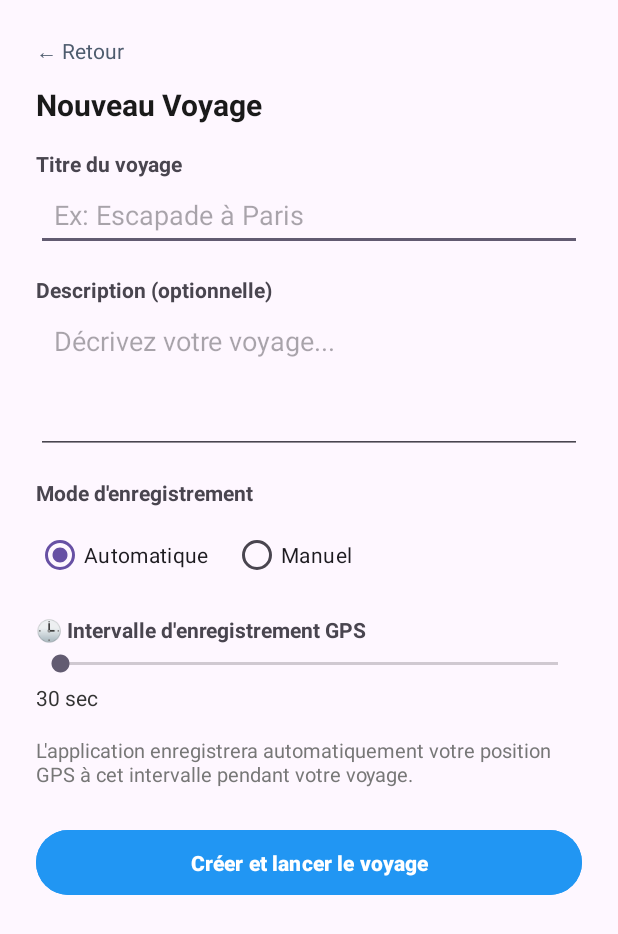
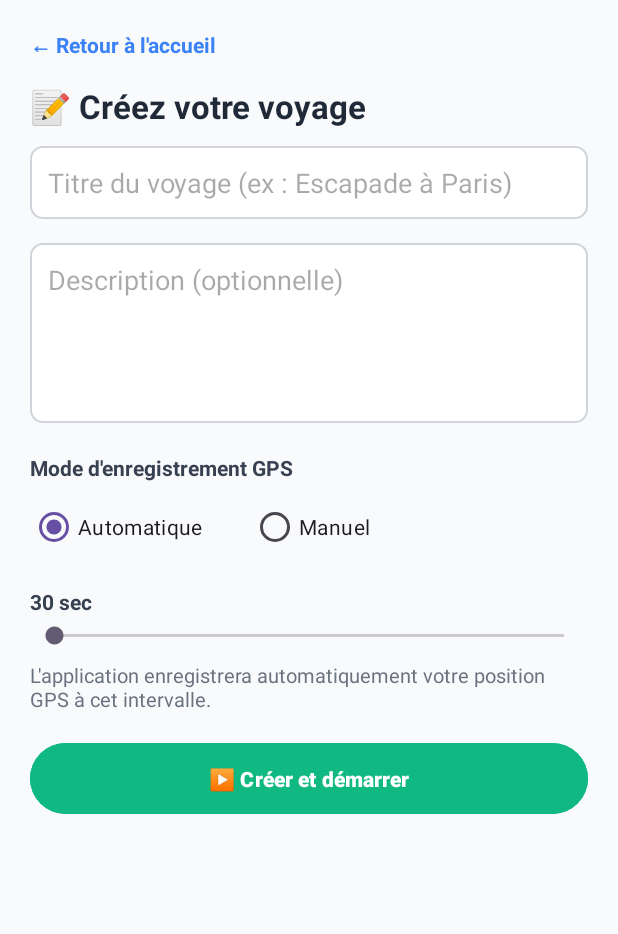
Before and after one commit to LahyaniAicah/Carnet_de_voyage, an Android app: the VoyageActivity screen opened directly, with no data from a screen before it, on a phone screen of 412 x 824 dp. Shown: the top 934 px of the screen. Run offline under Robolectric (Android 15) with nearby library versions, the phone set to English and light mode, and no system bars; our stand-ins replace Firebase (no records; nobody signed in at launch, a user with empty details on screens opened directly).

```diff
--- a/app/src/main/java/fr/upjv/carnet_de_voyage/controllers/VoyageController.java
+++ b/app/src/main/java/fr/upjv/carnet_de_voyage/controllers/VoyageController.java
@@ -24,7 +24,8 @@ public class VoyageController {
         db = FirebaseFirestore.getInstance();
     }
 
-    public void addVoyage(Voyage voyage, Context context, java.util.function.Consumer<String> onIdGenerated) {
+    public void addVoyage(Voyage voyage,String userEmail, Context context, java.util.function.Consumer<String> onIdGenerated) {
+        voyage.setUser(userEmail);
         db.collection("voyages")
                 .add(voyage)
                 .addOnSuccessListener(documentReference -> {
--- a/app/src/main/java/fr/upjv/carnet_de_voyage/views/MainActivity.java
+++ b/app/src/main/java/fr/upjv/carnet_de_voyage/views/MainActivity.java
@@ -36,6 +36,12 @@ public class MainActivity extends AppCompatActivity {
             startActivity(intent);
         });
 
+        Button btnVoyagesUtilisateurs = findViewById(R.id.btnVoirVoyagesUtilisateurs);
+        btnVoyagesUtilisateurs.setOnClickListener(v -> {
+            Intent intent = new Intent(this, ListeUtilisateursActivity.class);
+            startActivity(intent);
+        });
+
         recyclerView = findViewById(R.id.recyclerVoyages);
         recyclerView.setLayoutManager(new LinearLayoutManager(this));
         voyageList = new ArrayList<>();
--- a/app/src/main/java/fr/upjv/carnet_de_voyage/views/MapActivity.java
+++ b/app/src/main/java/fr/upjv/carnet_de_voyage/views/MapActivity.java
@@ -2,6 +2,7 @@ package fr.upjv.carnet_de_voyage.views;
 
 import android.os.Bundle;
 import android.util.Log;
+import android.widget.TextView;
 
 import androidx.annotation.NonNull;
 import androidx.appcompat.app.AppCompatActivity;
@@ -32,6 +33,9 @@ public class MapActivity extends AppCompatActivity implements OnMapReadyCallback
         setContentView(R.layout.activity_map);
 
         voyageId = getIntent().getStringExtra("voyage_id");
+
+        TextView btnBack = findViewById(R.id.btnBackMap);
+        btnBack.setOnClickListener(v -> finish());
 
         SupportMapFragment mapFragment = (SupportMapFragment) getSupportFragmentManager()
                 .findFragmentById(R.id.map);
--- a/app/src/main/java/fr/upjv/carnet_de_voyage/views/VoyageActivity.java
+++ b/app/src/main/java/fr/upjv/carnet_de_voyage/views/VoyageActivity.java
@@ -18,6 +18,8 @@ public class VoyageActivity extends AppCompatActivity {
     };
     private int selectedMs = 30000;
     private VoyageController controller;
+
+    String email = "Heva@gmail.com";
 
     @Override
     protected void onCreate(Bundle savedInstanceState) {
@@ -68,7 +70,7 @@ public class VoyageActivity extends AppCompatActivity {
 
         if (!titre.isEmpty()) {
             Voyage voyage = new Voyage(null, titre, dateDebut, dateFin);
-            controller.addVoyage(voyage, this, voyageId -> {
+            controller.addVoyage(voyage, email, this, voyageId -> {
                 // ✅ Ici tu reçois le vrai ID généré par Firebase
 
                 Intent intent = new Intent(this, TrackingActivity.class);
--- /dev/null
+++ b/app/src/main/res/drawable/bg_edittext.xml
@@ -0,0 +1,5 @@
+<shape xmlns:android="http://schemas.android.com/apk/res/android" android:shape="rectangle">
+    <solid android:color="#FFFFFF"/>
+    <stroke android:color="#D1D5DB" android:width="1dp"/>
+    <corners android:radius="8dp"/>
+</shape>
--- a/app/src/main/res/layout/activity_voyage.xml
+++ b/app/src/main/res/layout/activity_voyage.xml
@@ -1,146 +1,134 @@
 <?xml version="1.0" encoding="utf-8"?>
-<ScrollView xmlns:android="http://schemas.android.com/apk/res/android"
-    xmlns:app="http://schemas.android.com/apk/res-auto"
+<ScrollView
+    xmlns:android="http://schemas.android.com/apk/res/android"
     android:layout_width="match_parent"
     android:layout_height="match_parent"
-    android:padding="24dp">
+    android:background="#F9FAFB"
+    android:padding="20dp">
 
     <LinearLayout
+        android:orientation="vertical"
         android:layout_width="match_parent"
-        android:layout_height="wrap_content"
-        android:orientation="vertical">
+        android:layout_height="wrap_content">
 
         <!-- Bouton retour -->
         <TextView
             android:id="@+id/btnBack"
             android:layout_width="wrap_content"
             android:layout_height="wrap_content"
-            android:paddingBottom="12dp"
-            android:text="← Retour"
-            android:textColor="#4E5C6E"
-            android:textSize="14sp" />
+            android:text="← Retour à l'accueil"
+            android:textColor="#3B82F6"
+            android:textSize="14sp"
+            android:paddingBottom="16dp"
+            android:textStyle="bold" />
 
-        <!-- Titre principal -->
+        <!-- Titre -->
         <TextView
             android:layout_width="wrap_content"
             android:layout_height="wrap_content"
-            android:paddingBottom="16dp"
-            android:text="Nouveau Voyage"
-            android:textColor="#1A1A1A"
-            android:textSize="20sp"
-            android:textStyle="bold" />
+            android:text="📝 Créez votre voyage"
+            android:textColor="#1F2937"
+            android:textSize="22sp"
+            android:textStyle="bold"
+            android:paddingBottom="12dp" />
 
-        <!-- Titre du voyage -->
-        <TextView
-            android:layout_width="wrap_content"
-            android:layout_height="wrap_content"
-            android:text="Titre du voyage"
-            android:textSize="14sp"
-            android:textStyle="bold" />
-
+        <!-- Nom du voyage -->
         <EditText
             android:id="@+id/inputTitre"
             android:layout_width="match_parent"
             android:layout_height="wrap_content"
-            android:layout_marginBottom="16dp"
-            android:hint="Ex: Escapade à Paris"
-            android:padding="12dp" />
+            android:hint="Titre du voyage (ex : Escapade à Paris)"
+            android:background="@drawable/bg_edittext"
+            android:padding="12dp"
+            android:textColor="#111827"
+            android:layout_marginBottom="16dp" />
 
         <!-- Description -->
-        <TextView
-            android:layout_width="wrap_content"
-            android:layout_height="wrap_content"
-            android:text="Description (optionnelle)"
-            android:textSize="14sp"
-            android:textStyle="bold" />
-
         <EditText
             android:id="@+id/inputDescription"
             android:layout_width="match_parent"
-            android:layout_height="100dp"
-            android:layout_marginBottom="16dp"
+            android:layout_height="120dp"
             android:gravity="top"
-            android:hint="Décrivez votre voyage..."
-            android:padding="12dp" />
+            android:hint="Description (optionnelle)"
+            android:background="@drawable/bg_edittext"
+            android:padding="12dp"
+            android:textColor="#111827"
+            android:layout_marginBottom="20dp" />
 
-        <!-- Choix du mode -->
+        <!-- Mode d'enregistrement -->
         <TextView
+            android:text="Mode d'enregistrement GPS"
+            android:textColor="#374151"
+            android:textStyle="bold"
             android:layout_width="wrap_content"
-            android:layout_height="wrap_content"
-            android:layout_marginBottom="8dp"
-            android:text="Mode d'enregistrement"
-            android:textStyle="bold" />
+            android:layout_height="wrap_content" />
 
         <RadioGroup
             android:id="@+id/radioGroupMode"
             android:layout_width="match_parent"
             android:layout_height="wrap_content"
             android:orientation="horizontal"
+            android:layout_marginTop="6dp"
             android:layout_marginBottom="16dp">
 
             <RadioButton
                 android:id="@+id/radioAuto"
+                android:text="Automatique"
+                android:checked="true"
                 android:layout_width="wrap_content"
-                android:layout_height="wrap_content"
-                android:text="Automatique"
-                android:checked="true" />
+                android:layout_height="wrap_content" />
 
             <RadioButton
                 android:id="@+id/radioManuel"
+                android:text="Manuel"
                 android:layout_width="wrap_content"
                 android:layout_height="wrap_content"
-                android:text="Manuel"
-                android:layout_marginStart="16dp" />
+                android:layout_marginStart="32dp" />
         </RadioGroup>
 
-        <!-- Bloc du slider -->
+        <!-- Bloc intervalle -->
         <LinearLayout
             android:id="@+id/sliderLayout"
+            android:orientation="vertical"
             android:layout_width="match_parent"
             android:layout_height="wrap_content"
-            android:orientation="vertical">
+            android:visibility="visible">
 
             <TextView
+                android:id="@+id/intervalleLabel"
+                android:text="Intervalle : 1 minute"
+                android:textColor="#374151"
+                android:textStyle="bold"
                 android:layout_width="wrap_content"
                 android:layout_height="wrap_content"
-                android:layout_marginBottom="4dp"
-                android:text="🕒 Intervalle d'enregistrement GPS"
-                android:textStyle="bold" />
+                android:layout_marginBottom="4dp" />
 
             <SeekBar
                 android:id="@+id/seekIntervalle"
                 android:layout_width="match_parent"
                 android:layout_height="wrap_content"
                 android:max="8"
-                android:layout_marginBottom="4dp" />
-
-            <TextView
-                android:id="@+id/intervalleLabel"
-                android:layout_width="wrap_content"
-                android:layout_height="wrap_content"
-                android:layout_marginBottom="16dp"
-                android:text="1 minute"
-                android:textColor="#333333" />
+                android:layout_marginBottom="8dp" />
 
             <TextView
                 android:layout_width="match_parent"
                 android:layout_height="wrap_content"
-                android:layout_marginBottom="24dp"
-                android:text="L'application enregistrera automatiquement votre position GPS à cet intervalle pendant votre voyage."
-                android:textColor="#777777"
-                android:textSize="13sp" />
+                android:text="L'application enregistrera automatiquement votre position GPS à cet intervalle."
+                android:textColor="#6B7280"
+                android:textSize="13sp"
+                android:layout_marginBottom="16dp" />
         </LinearLayout>
 
-        <!-- Bouton de validation -->
+        <!-- Bouton valider -->
         <Button
             android:id="@+id/btnCreerVoyage"
             android:layout_width="match_parent"
             android:layout_height="wrap_content"
-            android:backgroundTint="#2196F3"
-            android:onClick="CreerLancerVoyage"
-            android:paddingVertical="12dp"
-            android:text="Créer et lancer le voyage"
+            android:text="▶️ Créer et démarrer"
             android:textColor="@android:color/white"
-            android:textStyle="bold" />
+            android:backgroundTint="#10B981"
+            android:padding="14dp"
+            android:textStyle="bold"
+            android:onClick="CreerLancerVoyage" />
     </LinearLayout>
 </ScrollView>
--- a/app/src/main/res/values-night/themes.xml
+++ b/app/src/main/res/values-night/themes.xml
@@ -4,4 +4,5 @@
         <!-- Customize your dark theme here. -->
         <!-- <item name="colorPrimary">@color/my_dark_primary</item> -->
     </style>
+
 </resources>
```
Also changed, not shown: app/src/main/AndroidManifest.xml (+20 -9 lines), app/src/main/java/fr/upjv/carnet_de_voyage/models/Voyage.java (+11 -1 lines), app/src/main/java/fr/upjv/carnet_de_voyage/views/ListeUtilisateursActivity.java (added, +72 -0 lines), app/src/main/java/fr/upjv/carnet_de_voyage/views/SplashActivity.java (added, +26 -0 lines), app/src/main/java/fr/upjv/carnet_de_voyage/views/TrackingActivity.java (+0 -7 lines), app/src/main/java/fr/upjv/carnet_de_voyage/views/VoyagesUtilisateurActivity.java (added, +78 -0 lines), app/src/main/res/layout/activity_liste_utilisateurs.xml (added, +49 -0 lines), app/src/main/res/layout/activity_main.xml (+49 -47 lines), app/src/main/res/layout/activity_map.xml (+42 -5 lines), app/src/main/res/layout/activity_splash.xml (added, +34 -0 lines), app/src/main/res/layout/activity_voyage_details.xml (+42 -28 lines), app/src/main/res/layout/activity_voyages_utilisateur.xml (added, +50 -0 lines).
